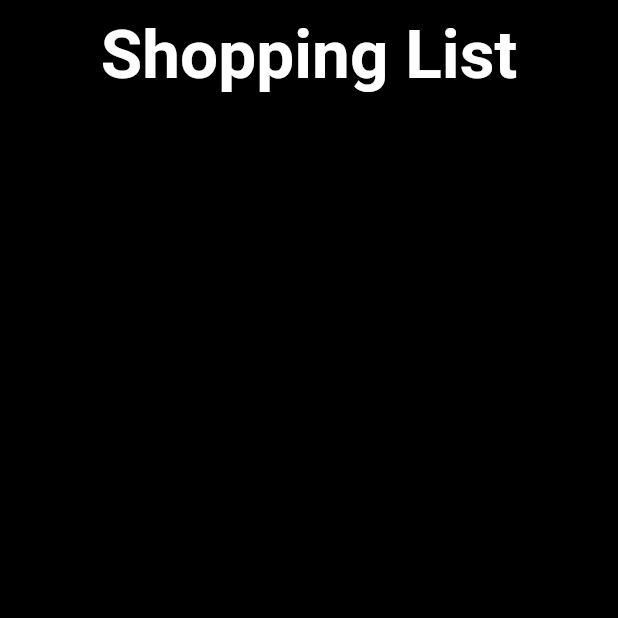
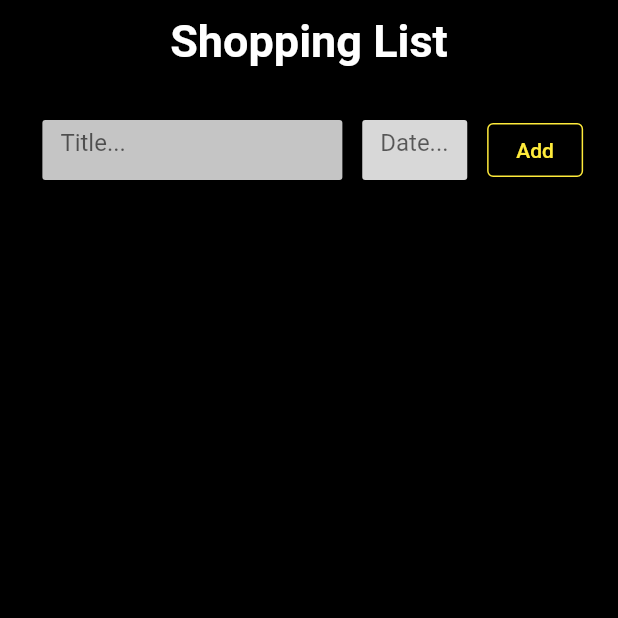
Before and after one commit to Kendra-ui/todo_list, a Flutter app: the screen it shows after launch, on a phone screen of 412 x 824 dp, the top half of it. Run offline on Flutter 3.47's test engine with Material 2 defaults, Android fonts, the phone set to English and light mode, and no system bars.

Commit message:
first commit

```diff
--- a/lib/main.dart
+++ b/lib/main.dart
@@ -17,32 +17,88 @@ class MyApp extends StatelessWidget {
 
 class MyHomePage extends StatefulWidget {
   const MyHomePage({super.key});
+
+
   @override
   State<MyHomePage> createState() => _MyHomePageState();
 }
 
 class _MyHomePageState extends State<MyHomePage> {
+   final TextEditingController _controller = TextEditingController();
+
 
   @override
   Widget build(BuildContext context) {
-    return const Scaffold(
+    return    Scaffold(
       backgroundColor: Colors.black,
       body: SafeArea(
+
         child:SingleChildScrollView(
           child: Column(
             children: [
-              Padding(padding: EdgeInsets.all(10),
-              child: Text('Shopping List', style: TextStyle(fontWeight: FontWeight.bold, color: Colors.white, fontSize: 45),
+               const Padding(padding: EdgeInsets.all(10),
+              child:
+              Text('Shopping List', textAlign: TextAlign.center, style: TextStyle(fontWeight: FontWeight.bold, color: Colors.white, fontSize: 30),
               ),
               ),
-            Padding(padding: EdgeInsetsDirectional.all(50),
-            child:
-            TextField(
-              decoration: InputDecoration(
-                border: OutlineInputBorder(),
-                hintText: 'Title',
-              ),
-              ),
+
+              Padding( padding: EdgeInsets.all(20),
+                child: Row(
+                  mainAxisAlignment: MainAxisAlignment.spaceEvenly,
+                  children: [
+                    Padding( padding: EdgeInsets.all(5),
+                      child: SizedBox(
+                        width: 200,
+                        height: 40,
+                        child: Expanded(
+                          child: TextField(
+                          controller: _controller,
+                          decoration:  InputDecoration(
+                            hintText: 'Title...',
+                            filled: true,
+                            fillColor: Color.fromARGB(255, 197, 197, 197),
+                            enabledBorder: OutlineInputBorder(
+                              borderRadius: BorderRadius.circular(2),
+                              borderSide: BorderSide.none
+                            )
+                          ),
+                          ),
+                        ),
+                      ),
+                    ),
+                    Padding( padding: EdgeInsets.all(5),
+                      child: SizedBox(
+                        width: 70,
+                        height: 40,
+                        child: Expanded(
+                          child: TextField(
+                          controller: _controller,
+                          decoration:  InputDecoration(
+                            hintText: 'Date...',
+                            filled: true,
+                            fillColor: Color.fromARGB(255, 216, 216, 216),
+                            enabledBorder: OutlineInputBorder(
+                              borderRadius: BorderRadius.circular(2),
+                              borderSide: BorderSide.none
+                            )
+                          ),
+                          ),
+                        ),
+                      ),
+                    ),
+
+                    Padding(padding: EdgeInsets.only(left:5),
+                      child: ElevatedButton(
+                        style: ElevatedButton.styleFrom(
+                        backgroundColor: Colors.transparent,
+                        side: BorderSide(color: Colors.yellow)
+                         ),
+                        onPressed: () {},
+                         child: const Text('Add', style: TextStyle(color: Colors.yellow),),
+                                    ),
+                    )
+                  ],
+                ),
               )
             ],
           ),
```
